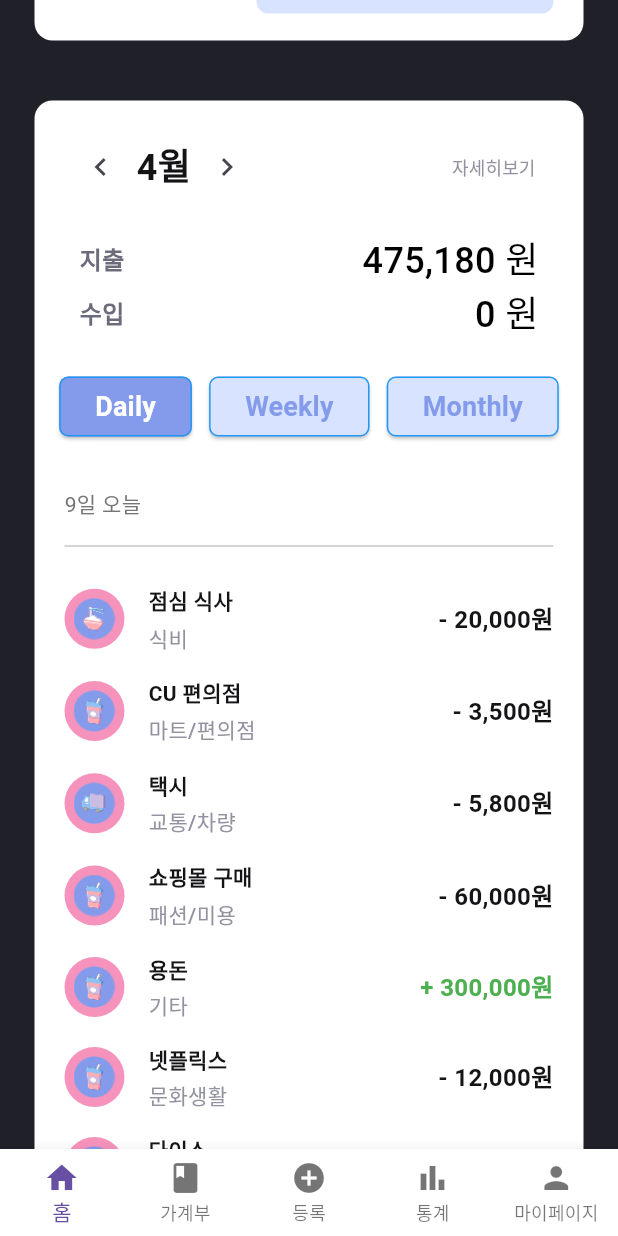
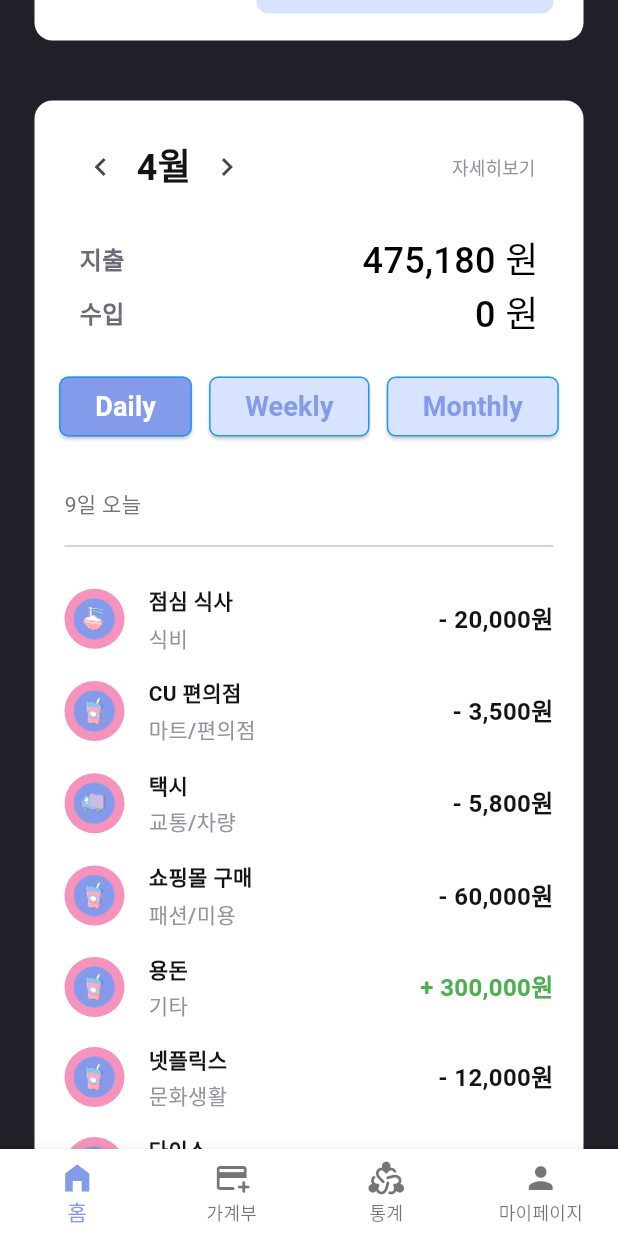
Before and after one commit to kgu-moneyplanet/moneyplanet-FE, a Flutter app: the screen it shows after launch, scrolled down 576 dp, on a phone screen of 412 x 824 dp. Run offline on Flutter 3.47's test engine with Material 3 defaults, Android fonts, the phone set to English and light mode, and no system bars; Roboto replaces fonts that are missing (Pretendard).

Commit message:
[Feat] #22 - TabView 수정

```diff
--- a/lib/application/tabBar/model/tab_model.dart
+++ b/lib/application/tabBar/model/tab_model.dart
@@ -1,4 +1,5 @@
 import 'package:flutter/material.dart';
+import 'package:money_planet/global/theme/colors.dart';
 
 import '../../../presentaion/chart/view/chart_screen.dart';
 import '../../../presentaion/diary/view/diary_screen.dart';
@@ -12,16 +13,14 @@ class TabModel {
   final List<Widget> pages = [
     const HomeScreen(),
     const DiaryScreen(),
-    const RegisterScreen(),
     const ChartScreen(),
     const MyPageScreen(),
   ];
 
   final List<BottomNavigationBarItem> navBarItems = const [
-    BottomNavigationBarItem(icon: Icon(Icons.home), label: '홈'),
-    BottomNavigationBarItem(icon: Icon(Icons.book), label: '가계부'),
-    BottomNavigationBarItem(icon: Icon(Icons.add_circle), label: '등록'),
-    BottomNavigationBarItem(icon: Icon(Icons.bar_chart), label: '통계'),
-    BottomNavigationBarItem(icon: Icon(Icons.person), label: '마이페이지'),
+    BottomNavigationBarItem(icon: Icon(Icons.home_filled,), label: '홈'),
+    BottomNavigationBarItem(icon: Icon(Icons.add_card_rounded,), label: '가계부'),
+    BottomNavigationBarItem(icon: Icon(Icons.diversity_2_rounded,), label: '통계'),
+    BottomNavigationBarItem(icon: Icon(Icons.person,), label: '마이페이지'),
   ];
 }
--- a/lib/application/tabBar/view/tab_screen.dart
+++ b/lib/application/tabBar/view/tab_screen.dart
@@ -1,4 +1,5 @@
 import 'package:flutter/material.dart';
+import 'package:money_planet/global/theme/colors.dart';
 import '../viewmodel/tab_viewmodel.dart';
 
 class TabScreen extends StatefulWidget {
@@ -19,6 +20,7 @@ class _TabScreenState extends State<TabScreen> {
       bottomNavigationBar: BottomNavigationBar(
         backgroundColor: Colors.white,
         type: BottomNavigationBarType.fixed,
+        selectedItemColor: primary_400,
         items: viewModel.navBarItems,
         currentIndex: viewModel.selectedIndex,
         onTap: (index) {
--- a/lib/application/tabBar/viewModel/tab_viewModel.dart
+++ b/lib/application/tabBar/viewModel/tab_viewModel.dart
@@ -10,6 +10,7 @@ class TabViewModel {
 
   void updateIndex(int index) {
     model.selectedIndex = index;
+
   }
 
   Widget getCurrentPage() {
```
